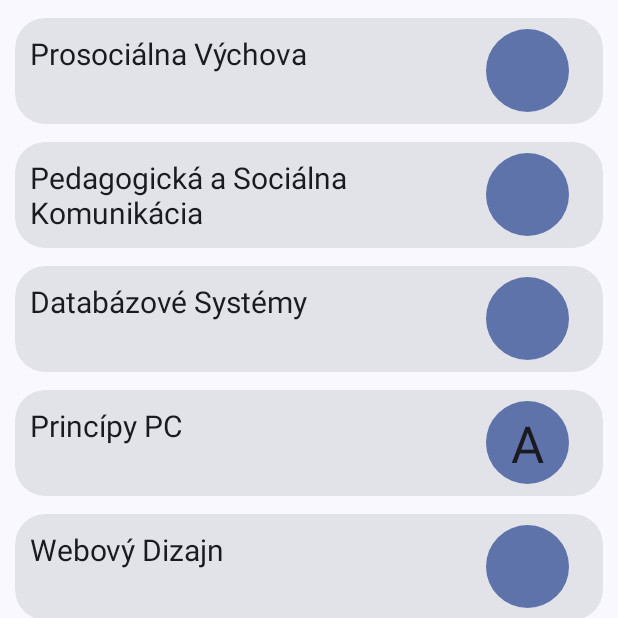
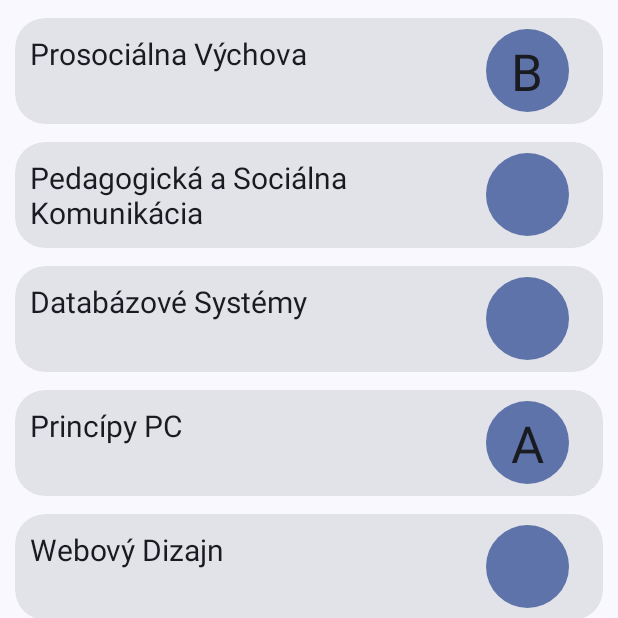
Before and after one commit to marek-guran/Rozvrh-App-Public, an Android app: the NotificationsFragment screen opened through its navigation route, on a phone screen of 412 x 824 dp, the top half of it. Run offline under Robolectric (Android 15) with nearby library versions, the phone set to English and light mode, and no system bars; our stand-ins replace navigation-ui.

Commit message:
Content update

```diff
--- a/app/src/main/res/layout/fragment_notifications.xml
+++ b/app/src/main/res/layout/fragment_notifications.xml
@@ -56,7 +56,7 @@
                         android:layout_width="55dp"
                         android:layout_height="55dp"
                         android:layout_gravity="center"
-                        android:text=""
+                        android:text="B"
                         android:textSize="34sp"
                         android:gravity="center"
                         android:background="@drawable/circle_bg"
@@ -590,13 +590,6 @@
                         android:text="Stáž A"
                         android:textAppearance="?android:attr/textAppearanceLarge"
                         android:textSize="20sp" />
-
-                    <TextView
-                        android:layout_width="wrap_content"
-                        android:layout_height="wrap_content"
-                        android:text=""
-                        android:textAppearance="?android:attr/textAppearanceLarge"
-                        android:textSize="34sp"/>
                 </LinearLayout>
 
                 <FrameLayout
```
